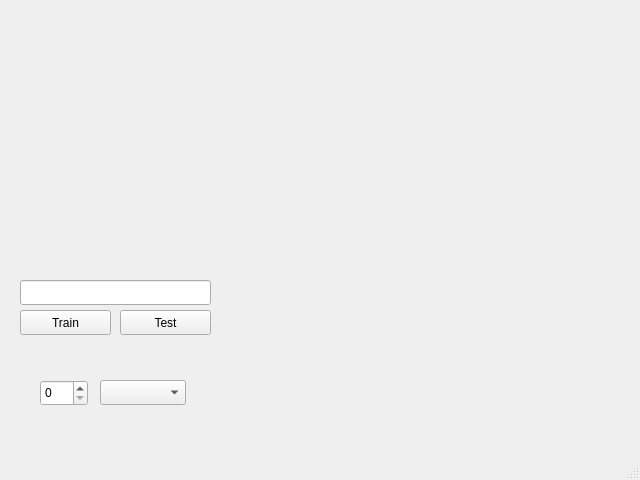
pabloito/AutoFaces, file gui/uifiles/main.ui: the form before one commit.
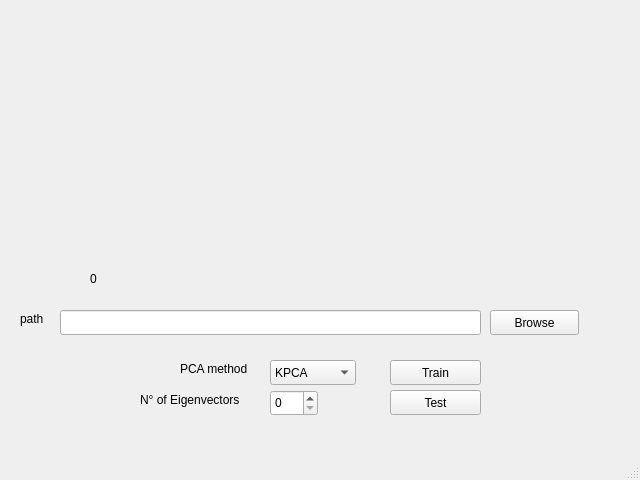
The form after the commit. Custom widgets are drawn as their Qt base class.

Patch:
```diff
--- a/gui/uifiles/main.ui
+++ b/gui/uifiles/main.ui
@@ -17,18 +17,28 @@
    <widget class="QComboBox" name="comboBox">
     <property name="geometry">
      <rect>
-      <x>100</x>
-      <y>380</y>
+      <x>270</x>
+      <y>360</y>
       <width>86</width>
       <height>25</height>
      </rect>
     </property>
+    <item>
+     <property name="text">
+      <string>KPCA</string>
+     </property>
+    </item>
+    <item>
+     <property name="text">
+      <string>PCA</string>
+     </property>
+    </item>
    </widget>
    <widget class="QPushButton" name="TrainButton">
     <property name="geometry">
      <rect>
-      <x>20</x>
-      <y>310</y>
+      <x>390</x>
+      <y>360</y>
       <width>91</width>
       <height>25</height>
      </rect>
@@ -40,8 +50,8 @@
    <widget class="QPushButton" name="testButton">
     <property name="geometry">
      <rect>
-      <x>120</x>
-      <y>310</y>
+      <x>390</x>
+      <y>390</y>
       <width>91</width>
       <height>25</height>
      </rect>
@@ -53,9 +63,9 @@
    <widget class="QLineEdit" name="lineEdit">
     <property name="geometry">
      <rect>
-      <x>20</x>
-      <y>280</y>
-      <width>191</width>
+      <x>60</x>
+      <y>310</y>
+      <width>421</width>
       <height>25</height>
      </rect>
     </property>
@@ -73,17 +83,82 @@
    <widget class="QSpinBox" name="spinBox">
     <property name="geometry">
      <rect>
-      <x>40</x>
-      <y>380</y>
+      <x>270</x>
+      <y>390</y>
       <width>48</width>
       <height>26</height>
      </rect>
     </property>
    </widget>
-   <widget class="QWidget" name="imageWidget" native="true">
+   <widget class="QLabel" name="personLabel">
+    <property name="geometry">
+     <rect>
+      <x>90</x>
+      <y>270</y>
+      <width>67</width>
+      <height>17</height>
+     </rect>
+    </property>
+    <property name="text">
+     <string notr="true">0</string>
+    </property>
+   </widget>
+   <widget class="QPushButton" name="browseButton">
+    <property name="geometry">
+     <rect>
+      <x>490</x>
+      <y>310</y>
+      <width>89</width>
+      <height>25</height>
+     </rect>
+    </property>
+    <property name="text">
+     <string>Browse</string>
+    </property>
+   </widget>
+   <widget class="QLabel" name="filename">
     <property name="geometry">
      <rect>
       <x>20</x>
+      <y>310</y>
+      <width>31</width>
+      <height>17</height>
+     </rect>
+    </property>
+    <property name="text">
+     <string>path</string>
+    </property>
+   </widget>
+   <widget class="QLabel" name="label">
+    <property name="geometry">
+     <rect>
+      <x>180</x>
+      <y>360</y>
+      <width>91</width>
+      <height>17</height>
+     </rect>
+    </property>
+    <property name="text">
+     <string>PCA method</string>
+    </property>
+   </widget>
+   <widget class="QLabel" name="label_2">
+    <property name="geometry">
+     <rect>
+      <x>140</x>
+      <y>390</y>
+      <width>141</width>
+      <height>20</height>
+     </rect>
+    </property>
+    <property name="text">
+     <string>N° of Eigenvectors</string>
+    </property>
+   </widget>
+   <widget class="QLabel" name="imageLabel">
+    <property name="geometry">
+     <rect>
+      <x>40</x>
       <y>20</y>
       <width>191</width>
       <height>241</height>
```
Left out of the diff: 18 changed lines with no effect on the pictures.
